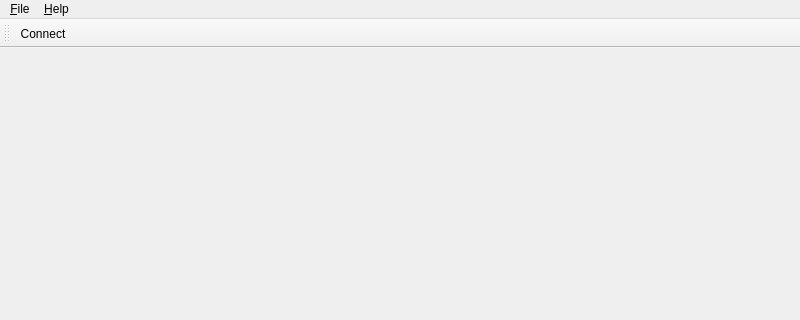
Old version of the form GUI/QuantServerMainWindow.ui in the repository geneidy/QuantServer; both pictures show x 0 to 800 and y 0 to 320 of the 800 by 600 pixel window.
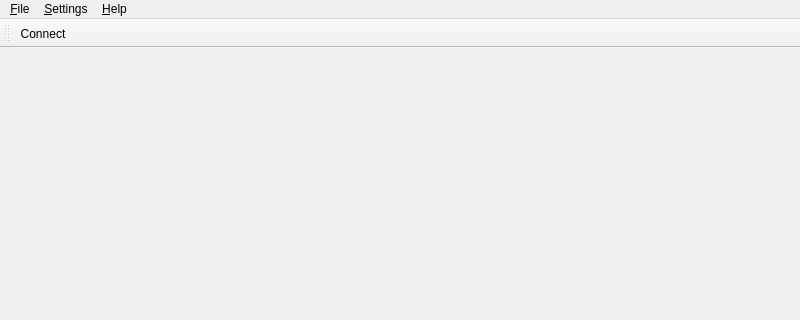
New version of the form. Icons and pictures are not drawn.

```diff
--- a/GUI/QuantServerMainWindow.ui
+++ b/GUI/QuantServerMainWindow.ui
@@ -36,7 +36,14 @@
     </property>
     <addaction name="action_About"/>
    </widget>
+   <widget class="QMenu" name="menu_Settings">
+    <property name="title">
+     <string>&amp;Settings</string>
+    </property>
+    <addaction name="action_Config"/>
+   </widget>
    <addaction name="menu_File"/>
+   <addaction name="menu_Settings"/>
    <addaction name="menu_Help"/>
   </widget>
   <widget class="QStatusBar" name="statusbar"/>
```
Left out of the diff: 5 changed lines with no effect on the pictures.
